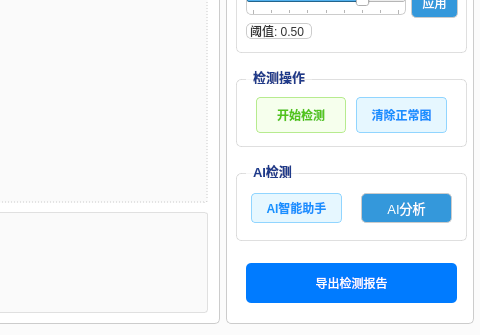
Above: ui/main.ui from 211250243/app before the change; both pictures show x 539 to 1019 and y 359 to 694 of the 1019 by 694 pixel window. Below: the same form after it.
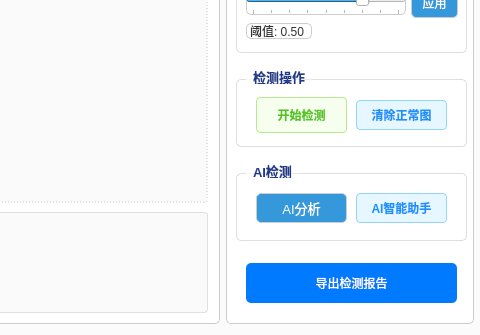
That is the form after the change. Icons and pictures are not drawn.

What changed in the file:
```diff
--- a/ui/main.ui
+++ b/ui/main.ui
@@ -2811,7 +2811,7 @@
           <widget class="QPushButton" name="AIButton">
            <property name="geometry">
             <rect>
-             <x>15</x>
+             <x>120</x>
              <y>30</y>
              <width>91</width>
              <height>30</height>
@@ -2841,7 +2841,7 @@
           <widget class="QPushButton" name="AIInferButton">
            <property name="geometry">
             <rect>
-             <x>125</x>
+             <x>20</x>
              <y>30</y>
              <width>91</width>
              <height>30</height>
@@ -3048,7 +3048,7 @@
             <rect>
              <x>20</x>
              <y>28</y>
-             <width>90</width>
+             <width>91</width>
              <height>36</height>
             </rect>
            </property>
@@ -3077,9 +3077,9 @@
            <property name="geometry">
             <rect>
              <x>120</x>
-             <y>28</y>
+             <y>31</y>
              <width>91</width>
-             <height>36</height>
+             <height>30</height>
             </rect>
            </property>
            <property name="styleSheet">
```
